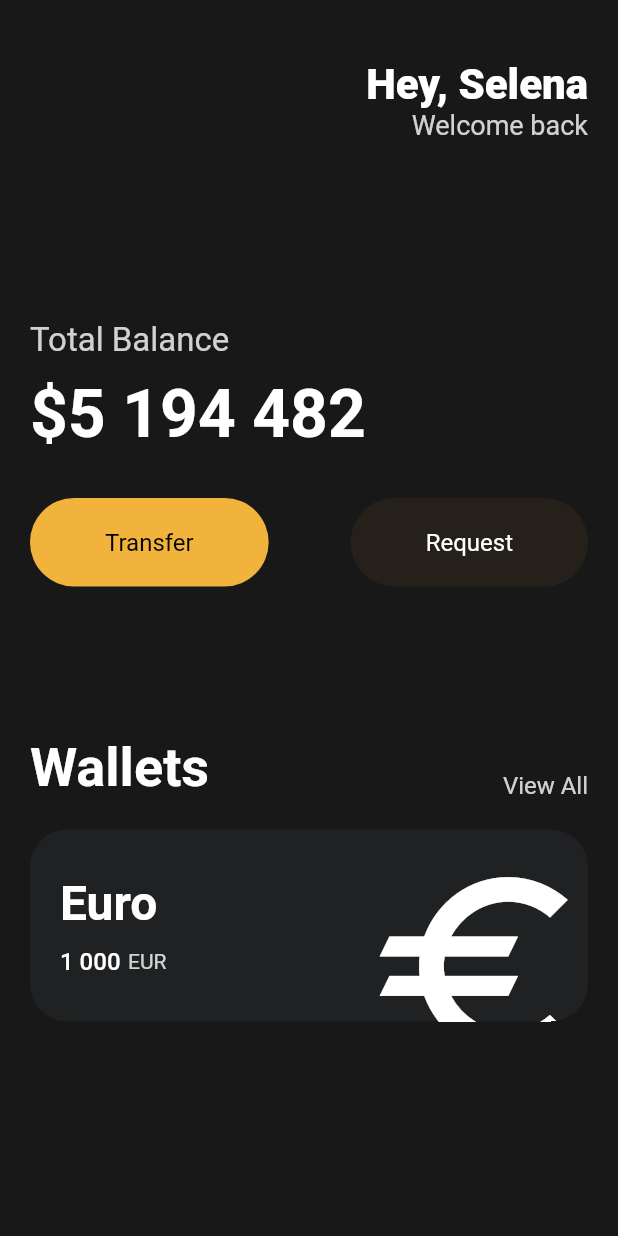
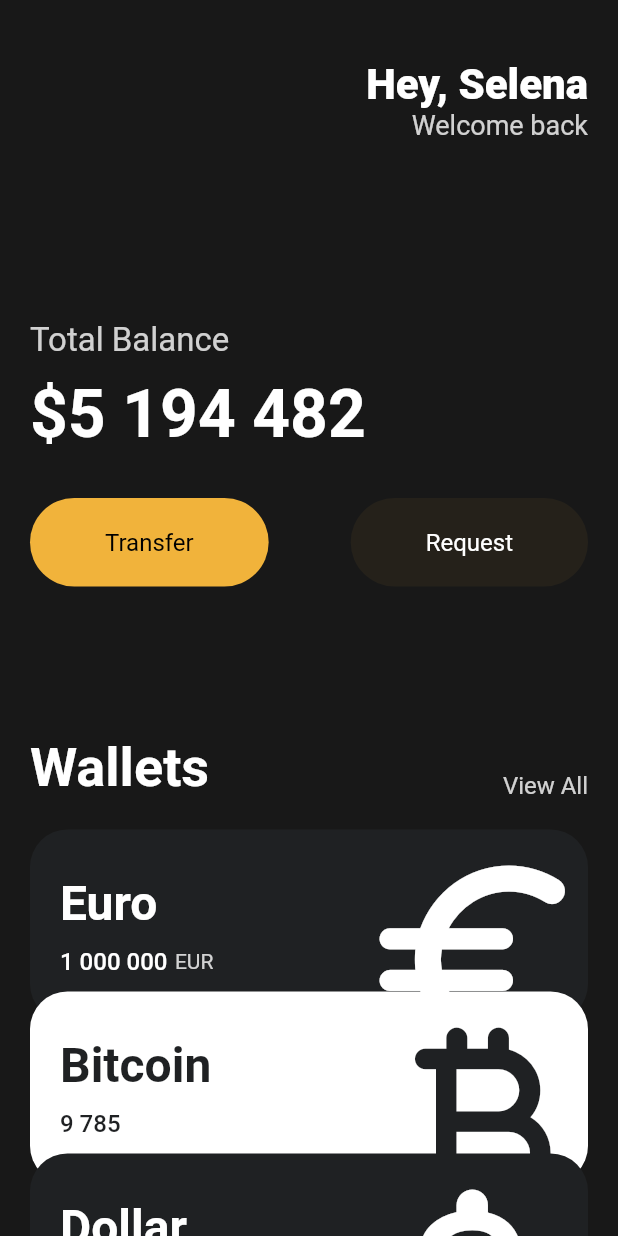
Before and after one commit to jonsoku-dev/flutter-webtoon, a Flutter app: the screen it shows after launch, on a phone screen of 412 x 824 dp. Run offline on Flutter 3.47's test engine with Material 2 defaults, Android fonts, the phone set to English and light mode, and no system bars.

Commit message:
feat: reusable cards

```diff
--- a/lib/main.dart
+++ b/lib/main.dart
@@ -1,5 +1,7 @@
 import 'package:flutter/material.dart';
 import 'package:toonflix/widgets/button.dart';
+
+import 'widgets/currency_card.dart';
 
 const taxAmount = 15;
 const priceAmount = 30;
@@ -14,7 +16,8 @@ class App extends StatelessWidget {
     return MaterialApp(
       home: Scaffold(
           backgroundColor: const Color(0xFF181818),
-          body: Padding(
+          body: SingleChildScrollView(
+            child: Padding(
               padding: const EdgeInsets.symmetric(
                 horizontal: 20,
               ),
@@ -110,74 +113,35 @@ class App extends StatelessWidget {
                   const SizedBox(
                     height: 20,
                   ),
-                Container(
-                  clipBehavior: Clip.hardEdge,
-                  decoration: BoxDecoration(
-                    color: const Color(0xFF1F2123),
-                    borderRadius: BorderRadius.circular(25),
+                  const CurrencyCard(
+                    name: 'Euro',
+                    currency: 'EUR',
+                    value: '1 000 000',
+                    icon: Icons.euro_rounded,
+                    isInverted: false,
                   ),
-                  child: Padding(
-                    padding: const EdgeInsets.symmetric(
-                      vertical: 20,
-                      horizontal: 20,
-                    ),
-                    child: Row(
-                      mainAxisAlignment: MainAxisAlignment.spaceBetween,
-                      children: [
-                        Column(
-                          crossAxisAlignment: CrossAxisAlignment.start,
-                          children: [
-                            const Text(
-                              'Euro',
-                              style: TextStyle(
-                                color: Colors.white,
-                                fontWeight: FontWeight.w600,
-                                fontSize: 32,
+                  Transform.translate(
+                    offset: const Offset(0, -20),
+                    child: const CurrencyCard(
+                      name: 'Bitcoin',
+                      currency: 'BTC',
+                      value: '9 785',
+                      icon: Icons.currency_bitcoin_rounded,
+                      isInverted: true,
                     ),
                   ),
-                            const SizedBox(
-                              height: 10,
-                            ),
-                            Row(
-                              children: [
-                                const Text(
-                                  '1 000',
-                                  style: TextStyle(
-                                    color: Colors.white,
-                                    fontSize: 16,
-                                    fontWeight: FontWeight.w500,
-                                  ),
-                                ),
-                                const SizedBox(
-                                  width: 5,
-                                ),
-                                Text(
-                                  'EUR',
-                                  style: TextStyle(
-                                    color: Colors.white.withOpacity(0.8),
-                                    fontSize: 14,
+                  Transform.translate(
+                    offset: const Offset(0, -40),
+                    child: const CurrencyCard(
+                      name: 'Dollar',
+                      currency: 'USD',
+                      value: '428',
+                      icon: Icons.attach_money_rounded,
+                      isInverted: false,
                     ),
                   ),
                 ],
-                            )
-                          ],
               ),
-                        Transform.scale(
-                          scale: 1.8,
-                          child: Transform.translate(
-                            offset: const Offset(-5, 15),
-                            child: const Icon(
-                              Icons.euro,
-                              color: Colors.white,
-                              size: 88,
-                            ),
-                          ),
-                        )
-                      ],
-                    ),
-                  ),
-                ),
-              ],
             ),
           )),
     );
--- /dev/null
+++ b/lib/widgets/currency_card.dart
@@ -0,0 +1,94 @@
+import 'package:flutter/material.dart';
+
+class CurrencyCard extends StatelessWidget {
+  final String name;
+  final String currency;
+  final String value;
+  final IconData icon;
+  final bool isInverted;
+
+  final _blackColor = const Color(0xFF1F2123);
+
+  const CurrencyCard({
+    super.key,
+    required this.name,
+    required this.currency,
+    required this.value,
+    required this.icon,
+    required this.isInverted,
+  });
+
+  @override
+  Widget build(BuildContext context) {
+    return Container(
+      clipBehavior: Clip.hardEdge, // overflow: hidden
+      decoration: BoxDecoration(
+        color: isInverted ? Colors.white : _blackColor,
+        borderRadius: BorderRadius.circular(25),
+      ),
+      child: Padding(
+        padding: const EdgeInsets.symmetric(
+          vertical: 20,
+          horizontal: 20,
+        ),
+        child: Row(
+          mainAxisAlignment: MainAxisAlignment.spaceBetween,
+          children: [
+            Column(
+              crossAxisAlignment: CrossAxisAlignment.start,
+              children: [
+                Text(
+                  name,
+                  style: TextStyle(
+                    color: isInverted ? _blackColor : Colors.white,
+                    fontWeight: FontWeight.w600,
+                    fontSize: 32,
+                  ),
+                ),
+                const SizedBox(
+                  height: 10,
+                ),
+                Row(
+                  children: [
+                    Text(
+                      value,
+                      style: TextStyle(
+                        color: isInverted ? _blackColor : Colors.white,
+                        fontSize: 16,
+                        fontWeight: FontWeight.w500,
+                      ),
+                    ),
+                    const SizedBox(
+                      width: 5,
+                    ),
+                    Text(
+                      currency,
+                      style: TextStyle(
+                        color: Colors.white.withOpacity(0.8),
+                        fontSize: 14,
+                      ),
+                    ),
+                  ],
+                )
+              ],
+            ),
+            Transform.scale(
+              scale: 1.9,
+              child: Transform.translate(
+                offset: const Offset(
+                  -5, // X
+                  12, // Y
+                ),
+                child: Icon(
+                  icon,
+                  color: isInverted ? _blackColor : Colors.white,
+                  size: 88,
+                ),
+              ),
+            )
+          ],
+        ),
+      ),
+    );
+  }
+}
```
Lines whose indentation alone changed are shown as unchanged.
